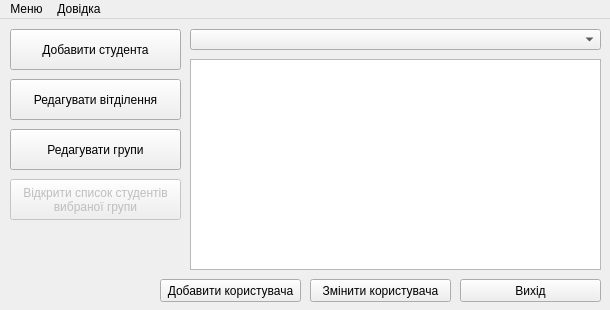
Qt form mainwindow.ui (Shuna322/QtKyrsova) before a commit.
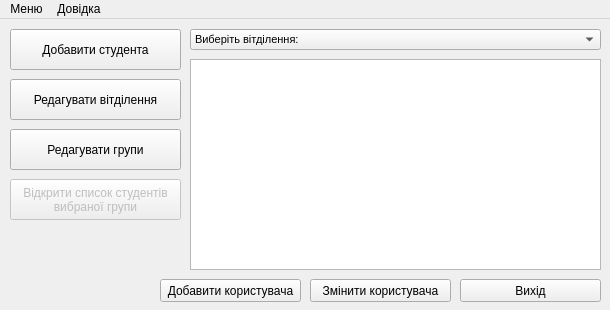
The same form after that commit. Icons and pictures are not drawn.

Patch:
```diff
--- a/mainwindow.ui
+++ b/mainwindow.ui
@@ -112,8 +112,13 @@
      </font>
     </property>
     <property name="currentText">
-     <string/>
+     <string>Виберіть вітділення:</string>
     </property>
+    <item>
+     <property name="text">
+      <string>Виберіть вітділення:</string>
+     </property>
+    </item>
    </widget>
    <widget class="QPushButton" name="pushButton_4">
     <property name="geometry">
```
Left out of the diff: 2 changed lines with no effect on the pictures.
